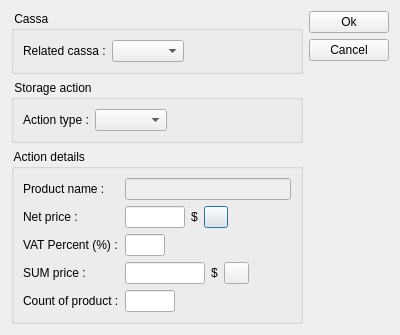
Above: client/dlgproductstorage.ui from tbikfalvi/Belenus before the change. Below: the same form after it.
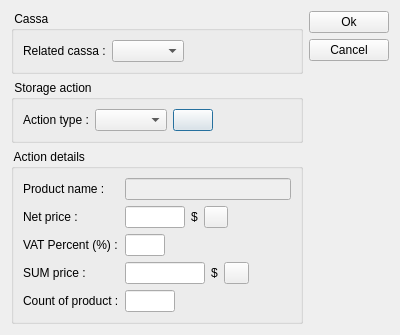
That is the form after the change.

What changed in the file:
```diff
--- a/client/dlgproductstorage.ui
+++ b/client/dlgproductstorage.ui
@@ -72,6 +72,19 @@
           <item>
            <widget class="QComboBox" name="cmbProductAction"/>
           </item>
+          <item>
+           <widget class="QPushButton" name="pbActionTypes">
+            <property name="text">
+             <string/>
+            </property>
+            <property name="iconSize">
+             <size>
+              <width>20</width>
+              <height>20</height>
+             </size>
+            </property>
+           </widget>
+          </item>
           <item>
            <spacer name="horizontalSpacer_6">
             <property name="orientation">
```
